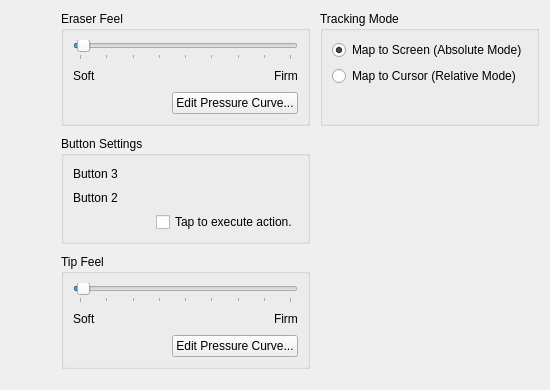
Old version of the form src/kcmodule/penwidget.ui in the repository KDE/wacomtablet.
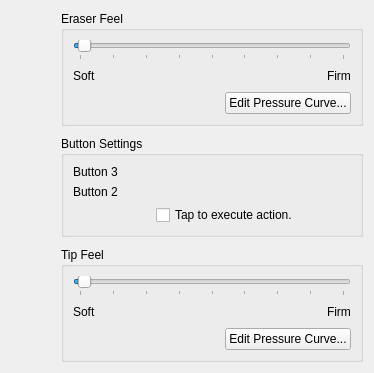
New version of the form. Custom widgets are drawn as their Qt base class.

Patch:
```diff
--- a/src/kcmodule/penwidget.ui
+++ b/src/kcmodule/penwidget.ui
@@ -6,8 +6,8 @@
    <rect>
     <x>0</x>
     <y>0</y>
-    <width>548</width>
-    <height>390</height>
+    <width>374</width>
+    <height>369</height>
    </rect>
   </property>
   <property name="windowTitle">
@@ -28,9 +28,6 @@
         <string>Button Settings</string>
        </property>
        <layout class="QFormLayout" name="formLayout_3">
-        <property name="fieldGrowthPolicy">
-         <enum>QFormLayout::ExpandingFieldsGrow</enum>
-        </property>
         <item row="0" column="0">
          <widget class="QLabel" name="labelButton3">
           <property name="sizePolicy">
@@ -302,61 +299,6 @@
        </layout>
       </widget>
      </item>
-     <item row="0" column="2">
-      <widget class="QGroupBox" name="trackingModeGroupBox">
-       <property name="sizePolicy">
-        <sizepolicy hsizetype="MinimumExpanding" vsizetype="Preferred">
-         <horstretch>0</horstretch>
-         <verstretch>0</verstretch>
-        </sizepolicy>
-       </property>
-       <property name="title">
-        <string>Tracking Mode</string>
-       </property>
-       <layout class="QVBoxLayout" name="verticalLayout_7">
-        <item>
-         <widget class="QRadioButton" name="radioButton_Absolute">
-          <property name="toolTip">
-           <string>The mouse cursor will move exactly to the position on the tablet.</string>
-          </property>
-          <property name="text">
-           <string comment="absolute pen movement (pen mode)">Map to Screen (Absolute Mode)</string>
-          </property>
-          <property name="checked">
-           <bool>true</bool>
-          </property>
-         </widget>
-        </item>
-        <item>
-         <widget class="QRadioButton" name="radioButton_Relative">
-          <property name="toolTip">
-           <string>The mouse cursor can be moved freely. The tablet working space does not represent the screen space
- The speed of the mouse is the same as specified for any other mouse pointer. This can be changed in the mouse setting section</string>
-          </property>
-          <property name="text">
-           <string comment="relative pen movement (mouse mode)">Map to Cursor (Relative Mode)</string>
-          </property>
-         </widget>
-        </item>
-        <item>
-         <spacer name="verticalSpacer_4">
-          <property name="orientation">
-           <enum>Qt::Vertical</enum>
-          </property>
-          <property name="sizeType">
-           <enum>QSizePolicy::MinimumExpanding</enum>
-          </property>
-          <property name="sizeHint" stdset="0">
-           <size>
-            <width>1</width>
-            <height>0</height>
-           </size>
-          </property>
-         </spacer>
-        </item>
-       </layout>
-      </widget>
-     </item>
      <item row="2" column="1">
       <widget class="QGroupBox" name="tipFeelGroupBox">
        <property name="title">
```
Left out of the diff: 150 changed lines with no effect on the pictures.
